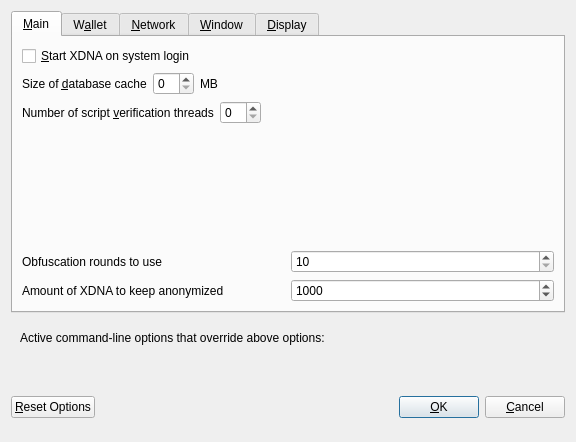
This is src/qt/forms/optionsdialog.ui in BitFriday/vidividi as Qt 5 draws it before an edit. The edited form follows.
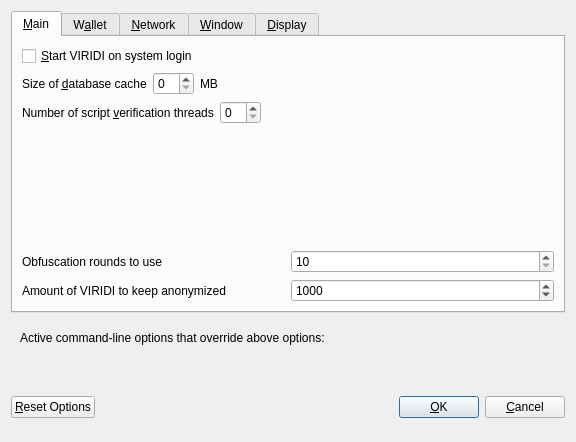
This is the edited form. The open tabs and pages were chosen to show the change. Custom widgets are drawn as their Qt base class.

Patch:
```diff
--- a/src/qt/forms/optionsdialog.ui
+++ b/src/qt/forms/optionsdialog.ui
@@ -33,7 +33,7 @@
           <string>Automatically start XDNA after logging in to the system.</string>
          </property>
          <property name="text">
-          <string>&amp;Start XDNA on system login</string>
+          <string>&amp;Start VIRIDI on system login</string>
          </property>
         </widget>
        </item>
@@ -174,7 +174,7 @@
             <string notr="true"/>
            </property>
            <property name="text">
-            <string>Amount of XDNA to keep anonymized</string>
+            <string>Amount of VIRIDI to keep anonymized</string>
            </property>
           </widget>
          </item>
```
Left out of the diff: 8 changed lines with no effect on the pictures.
